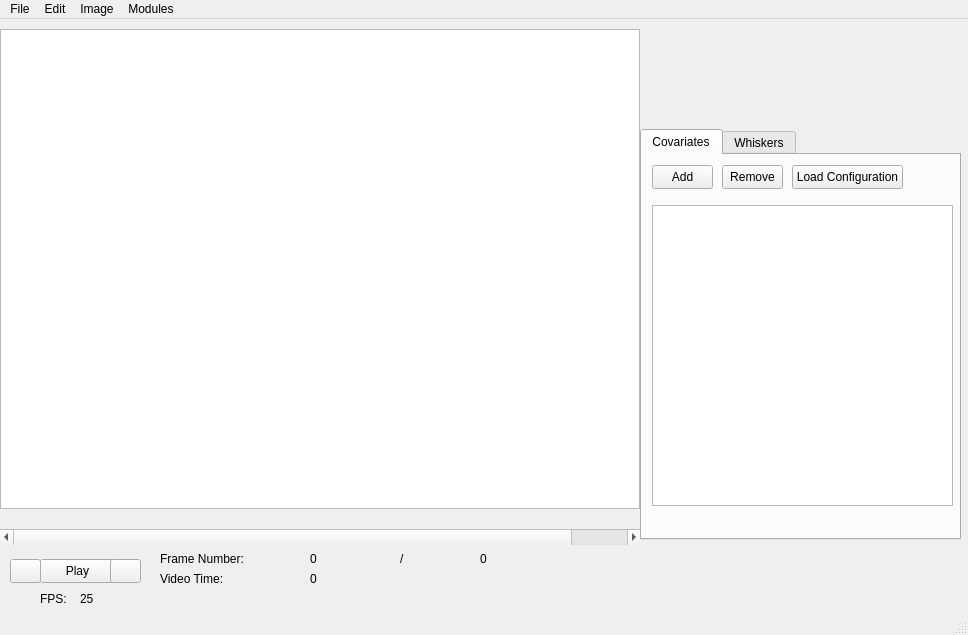
Before: the Qt Designer form src/WhiskerToolbox/Main_Window/mainwindow.ui in paulmthompson/WhiskerToolbox, drawn with Qt 5.
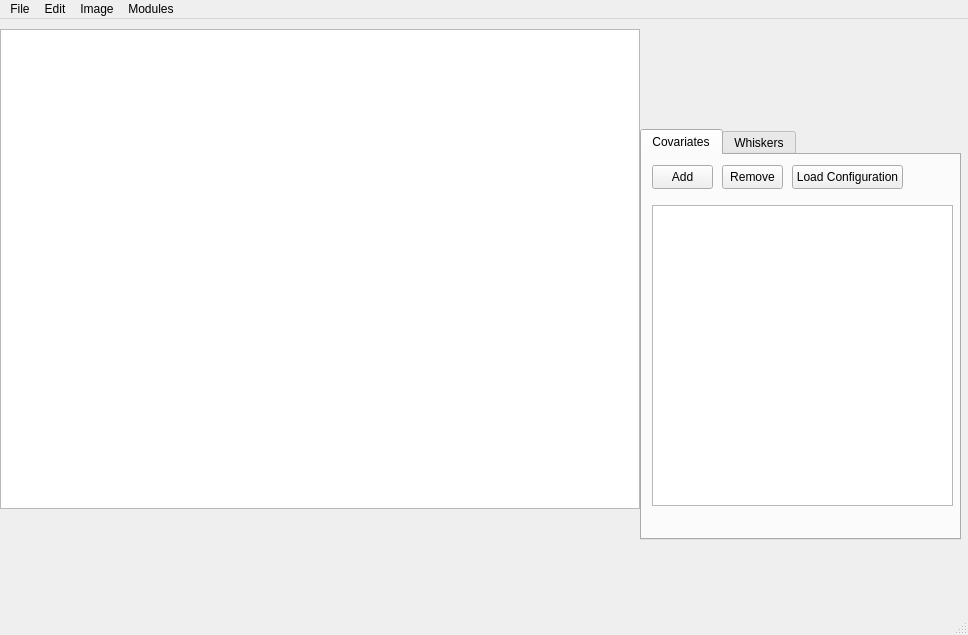
After: the same form once the commit is applied. Icons and pictures are not drawn. Custom widgets are drawn as their Qt base class.

Commit message: separate widget for time scrollbar

```diff
--- a/src/WhiskerToolbox/Main_Window/mainwindow.ui
+++ b/src/WhiskerToolbox/Main_Window/mainwindow.ui
@@ -17,22 +17,6 @@
    <string>MainWindow</string>
   </property>
   <widget class="QWidget" name="centralwidget">
-   <widget class="QScrollBar" name="horizontalScrollBar">
-    <property name="geometry">
-     <rect>
-      <x>0</x>
-      <y>510</y>
-      <width>641</width>
-      <height>16</height>
-     </rect>
-    </property>
-    <property name="maximum">
-     <number>1</number>
-    </property>
-    <property name="orientation">
-     <enum>Qt::Horizontal</enum>
-    </property>
-   </widget>
    <widget class="QGraphicsView" name="graphicsView">
     <property name="geometry">
      <rect>
@@ -52,152 +36,6 @@
      <enum>Qt::ScrollBarAlwaysOff</enum>
     </property>
    </widget>
-   <widget class="QLabel" name="label">
-    <property name="geometry">
-     <rect>
-      <x>160</x>
-      <y>530</y>
-      <width>101</width>
-      <height>20</height>
-     </rect>
-    </property>
-    <property name="text">
-     <string>Frame Number:</string>
-    </property>
-   </widget>
-   <widget class="QLabel" name="label_2">
-    <property name="geometry">
-     <rect>
-      <x>160</x>
-      <y>550</y>
-      <width>101</width>
-      <height>20</height>
-     </rect>
-    </property>
-    <property name="text">
-     <string>Video Time:</string>
-    </property>
-   </widget>
-   <widget class="QLabel" name="frame_label">
-    <property name="geometry">
-     <rect>
-      <x>310</x>
-      <y>530</y>
-      <width>80</width>
-      <height>20</height>
-     </rect>
-    </property>
-    <property name="text">
-     <string>0</string>
-    </property>
-   </widget>
-   <widget class="QLabel" name="time_label">
-    <property name="geometry">
-     <rect>
-      <x>310</x>
-      <y>550</y>
-      <width>80</width>
-      <height>20</height>
-     </rect>
-    </property>
-    <property name="text">
-     <string>0</string>
-    </property>
-   </widget>
-   <widget class="QPushButton" name="play_button">
-    <property name="geometry">
-     <rect>
-      <x>40</x>
-      <y>540</y>
-      <width>75</width>
-      <height>24</height>
-     </rect>
-    </property>
-    <property name="focusPolicy">
-     <enum>Qt::NoFocus</enum>
-    </property>
-    <property name="text">
-     <string>Play</string>
-    </property>
-   </widget>
-   <widget class="QPushButton" name="fastforward">
-    <property name="geometry">
-     <rect>
-      <x>110</x>
-      <y>540</y>
-      <width>31</width>
-      <height>24</height>
-     </rect>
-    </property>
-    <property name="focusPolicy">
-     <enum>Qt::NoFocus</enum>
-    </property>
-    <property name="text">
-     <string/>
-    </property>
-    <property name="icon">
-     <iconset resource="../whiskertoolbox.qrc">
-      <normaloff>:/images/fastforward.png</normaloff>:/images/fastforward.png</iconset>
-    </property>
-    <property name="iconSize">
-     <size>
-      <width>25</width>
-      <height>25</height>
-     </size>
-    </property>
-   </widget>
-   <widget class="QPushButton" name="rewind">
-    <property name="geometry">
-     <rect>
-      <x>10</x>
-      <y>540</y>
-      <width>31</width>
-      <height>24</height>
-     </rect>
-    </property>
-    <property name="focusPolicy">
-     <enum>Qt::NoFocus</enum>
-    </property>
-    <property name="text">
-     <string/>
-    </property>
-    <property name="icon">
-     <iconset resource="../whiskertoolbox.qrc">
-      <normaloff>:/images/rewind.png</normaloff>:/images/rewind.png</iconset>
-    </property>
-    <property name="iconSize">
-     <size>
-      <width>25</width>
-      <height>25</height>
-     </size>
-    </property>
-   </widget>
-   <widget class="QLabel" name="label_4">
-    <property name="geometry">
-     <rect>
-      <x>40</x>
-      <y>570</y>
-      <width>35</width>
-      <height>20</height>
-     </rect>
-    </property>
-    <property name="text">
-     <string>FPS:</string>
-    </property>
-   </widget>
-   <widget class="QLabel" name="fps_label">
-    <property name="geometry">
-     <rect>
-      <x>80</x>
-      <y>570</y>
-      <width>41</width>
-      <height>20</height>
-     </rect>
-    </property>
-    <property name="text">
-     <string>25</string>
-    </property>
-   </widget>
    <widget class="QTabWidget" name="tabWidget">
     <property name="geometry">
      <rect>
@@ -299,30 +137,14 @@
      </widget>
     </widget>
    </widget>
-   <widget class="QLabel" name="label_3">
+   <widget class="TimeScrollBar" name="time_scrollbar" native="true">
     <property name="geometry">
      <rect>
-      <x>400</x>
-      <y>530</y>
-      <width>16</width>
-      <height>20</height>
+      <x>0</x>
+      <y>509</y>
+      <width>641</width>
+      <height>61</height>
      </rect>
-    </property>
-    <property name="text">
-     <string>/</string>
-    </property>
-   </widget>
-   <widget class="QLabel" name="frame_count_label">
-    <property name="geometry">
-     <rect>
-      <x>480</x>
-      <y>530</y>
-      <width>49</width>
-      <height>20</height>
-     </rect>
-    </property>
-    <property name="text">
-     <string>0</string>
     </property>
    </widget>
   </widget>
@@ -398,8 +220,14 @@
    </property>
   </action>
  </widget>
- <resources>
-  <include location="../whiskertoolbox.qrc"/>
- </resources>
+ <customwidgets>
+  <customwidget>
+   <class>TimeScrollBar</class>
+   <extends>QWidget</extends>
+   <header>TimeScrollBar/TimeScrollBar.hpp</header>
+   <container>1</container>
+  </customwidget>
+ </customwidgets>
+ <resources/>
  <connections/>
 </ui>
```
The commit also changes 8 other files.
